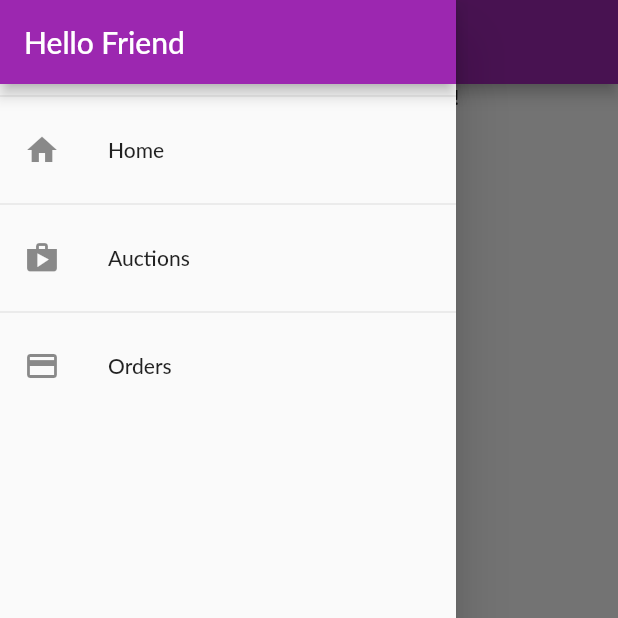
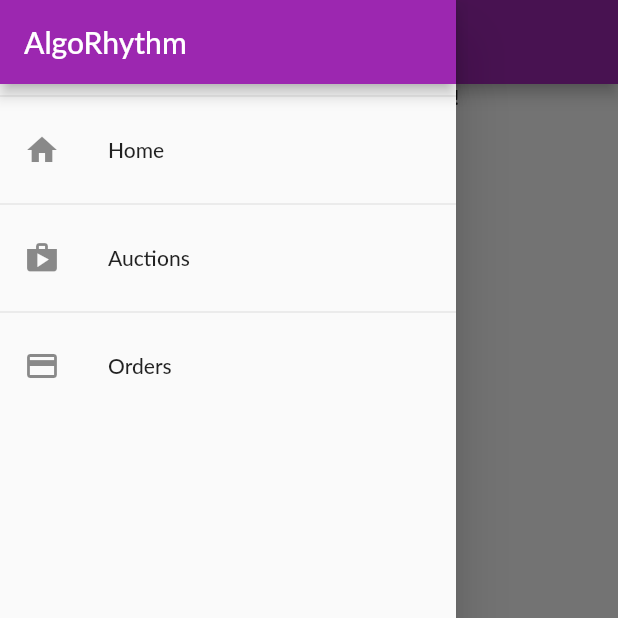
Before and after one commit to holadost/farmtotable, a Flutter app: the screen it shows after launch, with the side drawer open, on a phone screen of 412 x 824 dp, the top half of it. Run offline on Flutter 3.47's test engine with Material 2 defaults, Android fonts, the phone set to English and light mode, and no system bars; Roboto replaces fonts that are missing (Lato).

Commit message:
Some cleanup.

```diff
--- a/dart/farmtotable/frodo/lib/screens/home_screen.dart
+++ b/dart/farmtotable/frodo/lib/screens/home_screen.dart
@@ -1,6 +1,7 @@
 import 'package:flutter/material.dart';
 
 import '../widgets/side_drawer_widget.dart';
+import '../util/constants.dart';
 
 class HomeScreen extends StatelessWidget {
   static const routeName = "/";
@@ -8,7 +9,7 @@ class HomeScreen extends StatelessWidget {
   @override
   Widget build(BuildContext context) {
     final appBar = AppBar(
-      title: Text('AlgoRhythm'),
+      title: Text(AppName),
     );
     final body = Container(
       child: Text('Welcome to AlgoRhythm. Still under construction!'),
--- /dev/null
+++ b/dart/farmtotable/frodo/lib/util/constants.dart
@@ -0,0 +1,3 @@
+
+// Default app name.
+const AppName = 'AlgoRhythm';
--- a/dart/farmtotable/frodo/lib/widgets/side_drawer_widget.dart
+++ b/dart/farmtotable/frodo/lib/widgets/side_drawer_widget.dart
@@ -1,7 +1,9 @@
 import 'package:flutter/material.dart';
+
 import '../screens/home_screen.dart';
 import '../screens/orders_overview_screen.dart';
 import '../screens/auctions_overview_screen.dart';
+import '../util/constants.dart';
 
 class SideDrawerWidget extends StatelessWidget {
 
@@ -11,7 +13,7 @@ class SideDrawerWidget extends StatelessWidget {
       child: Column(
         children: [
           AppBar(
-            title: Text('Hello Friend'),
+            title: Text(AppName),
             automaticallyImplyLeading: false,
           ),
           Divider(),
```
